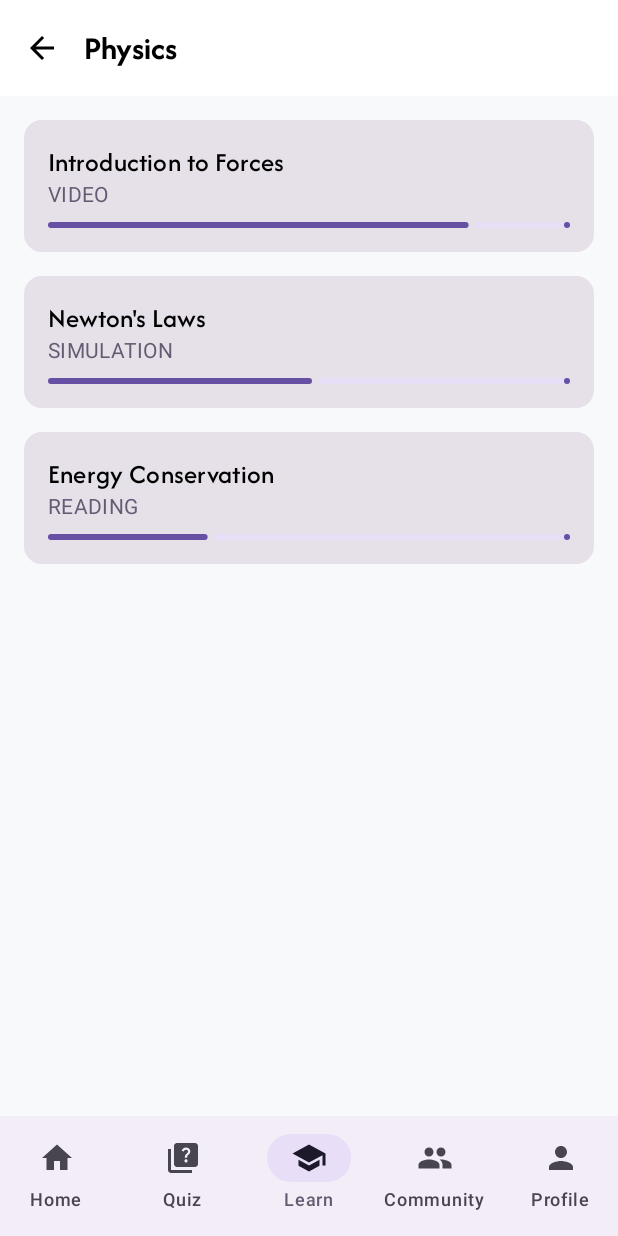
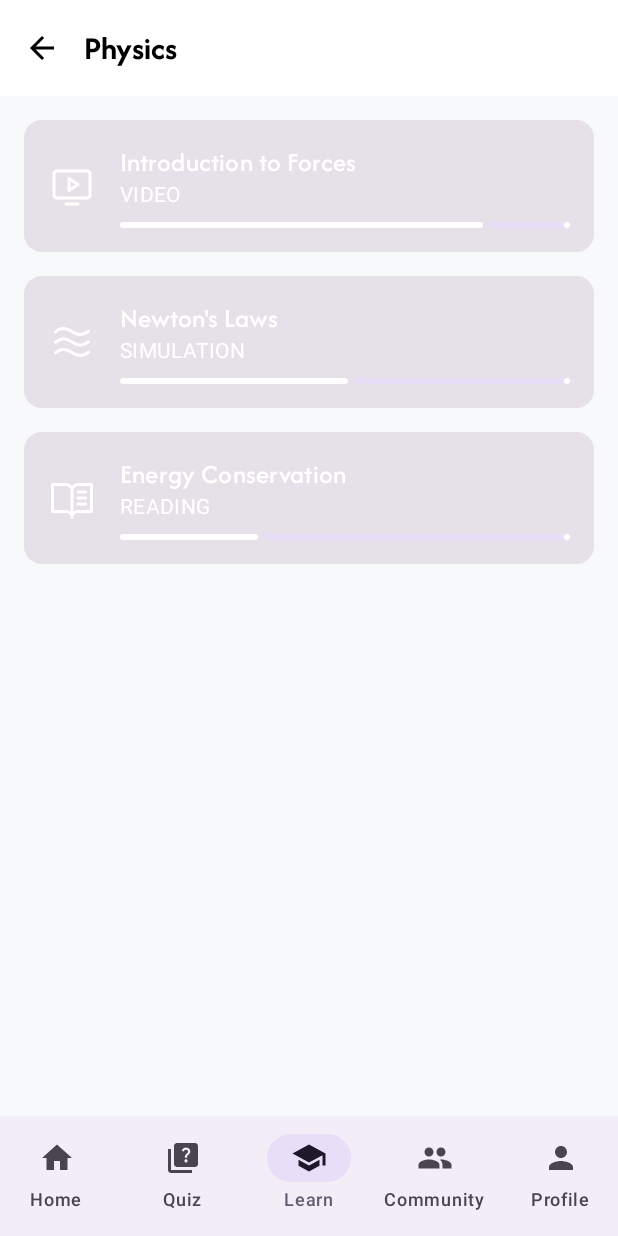
Before and after one commit to Pager-dot/BridgeLearn_App, an Android app built with Jetpack Compose: the LearnScreen screen opened through its navigation route, after a tap on "Physics", on a phone screen of 412 x 824 dp. Run offline under Robolectric (Android 15) with nearby library versions, the phone set to English and light mode, and no system bars.

Commit message:
updated the learn screen ui

```diff
--- a/app/src/main/java/pratheekv39/bridgelearn/io/LearnScreen.kt
+++ b/app/src/main/java/pratheekv39/bridgelearn/io/LearnScreen.kt
@@ -10,7 +10,9 @@ import androidx.compose.material3.*
 import androidx.compose.runtime.*
 import androidx.compose.ui.Alignment
 import androidx.compose.ui.Modifier
+import androidx.compose.ui.graphics.Color
 import androidx.compose.ui.graphics.vector.ImageVector
+import androidx.compose.ui.res.painterResource
 import androidx.compose.ui.unit.dp
 import androidx.lifecycle.ViewModel
 import androidx.lifecycle.viewmodel.compose.viewModel
@@ -78,23 +80,43 @@ fun SubjectCard(
         modifier = Modifier.fillMaxWidth(),
         onClick = onClick
     ) {
+        Row(
+            modifier = Modifier
+                .fillMaxWidth()
+                .padding(16.dp),
+            verticalAlignment = Alignment.CenterVertically
+        ) {
+            // Icon for the subject
+            Icon(
+                painter = painterResource(id = subject.drawableResId), // Pass the icon resource ID
+                contentDescription = "${subject.name} Icon",
+                tint = Color.White, // Optional: Set icon color
+                modifier = Modifier
+                    .size(48.dp) // Adjust size as needed
+                    .padding(end = 16.dp) // Add spacing between the icon and text
+            )
+
             Column(
-            modifier = Modifier.padding(16.dp)
+                modifier = Modifier.weight(1f) // Ensures text takes the remaining space
             ) {
                 Text(
                     text = subject.name,
+                    color = Color.White,
                     style = MaterialTheme.typography.titleMedium
                 )
                 Text(
                     text = subject.description,
+                    color = Color.White,
                     style = MaterialTheme.typography.bodyMedium
                 )
                 LinearProgressIndicator(
                     progress = subject.learningContent.map { it.progress }.average().toFloat(),
                     modifier = Modifier
                         .fillMaxWidth()
-                    .padding(top = 8.dp)
+                        .padding(top = 12.dp),
+                    color = Color.White
                 )
+            }
         }
     }
 }
@@ -130,28 +152,53 @@ fun SubjectLearningContent(
 }
 
 @Composable
-fun LearningContentCard(content: LearningContent,navController: NavController) {
+fun LearningContentCard(content: LearningContent, navController: NavController) {
     Card(
-        modifier = Modifier.fillMaxWidth().clickable {
-            if(content.id=="1"){
+        modifier = Modifier
+            .fillMaxWidth()
+            .clickable {
+                if (content.id == "1") {
                     navController.navigate("Interactive")
-
-
                 }
             }
     ) {
-        Column(modifier = Modifier.padding(16.dp)) {
+        Row(
+            modifier = Modifier
+                .fillMaxWidth()
+                .padding(16.dp),
+            verticalAlignment = Alignment.CenterVertically
+        ) {
+            // Icon based on content type
+            Icon(
+                painter = painterResource(
+                    id = when (content.type.name) {
+                        "READING" -> R.drawable.book_open_text // Replace with your reading icon resource
+                        "SIMULATION" -> R.drawable.waves // Replace with your simulation icon resource
+                        "VIDEO" -> R.drawable.monitor_play // Replace with your video icon resource
+                        else -> R.drawable.ic_launcher_foreground // Fallback icon if type doesn't match
+                    }
+                ),
+                contentDescription = "${content.type.name} Icon",
+                tint = Color.White, // Optional: Change the color of the icon
+                modifier = Modifier
+                    .size(48.dp) // Adjust size as needed
+                    .padding(end = 16.dp) // Add spacing between the icon and text
+            )
+
+            Column(modifier = Modifier.weight(1f)) {
                 Text(
                     text = content.title,
+                    color = Color.White,
                     style = MaterialTheme.typography.titleMedium
                 )
                 Text(
                     text = content.type.name,
                     style = MaterialTheme.typography.bodyMedium,
-                color = MaterialTheme.colorScheme.secondary
+                    color = Color.White
                 )
                 LinearProgressIndicator(
                     progress = content.progress,
+                    color = Color.White,
                     modifier = Modifier
                         .fillMaxWidth()
                         .padding(top = 8.dp)
@@ -159,3 +206,4 @@ fun LearningContentCard(content: LearningContent,navController: NavController) {
             }
         }
     }
+}
--- a/app/src/main/java/pratheekv39/bridgelearn/io/LearnViewModel.kt
+++ b/app/src/main/java/pratheekv39/bridgelearn/io/LearnViewModel.kt
@@ -17,7 +17,8 @@ class LearnViewModel : ViewModel() {
                 LearningContent("1", "Introduction to Forces", ContentType.VIDEO, 0.8f),
                 LearningContent("2", "Newton's Laws", ContentType.SIMULATION, 0.5f),
                 LearningContent("3", "Energy Conservation", ContentType.READING, 0.3f)
-            )
+            ),
+            drawableResId = R.drawable.magnet_straight
         ),
         LearnSubject(
             id = "chemistry",
@@ -28,7 +29,8 @@ class LearnViewModel : ViewModel() {
                 LearningContent("2", "Atomic Structure", ContentType.VIDEO, 0.6f),
                 LearningContent("3", "Chemical Bonding", ContentType.SIMULATION, 0.4f),
                 LearningContent("4", "Periodic Table", ContentType.READING, 0.2f)
-            )
+            ),
+            drawableResId = R.drawable.flask
         )
     )
 
--- a/app/src/main/java/pratheekv39/bridgelearn/io/Models.kt
+++ b/app/src/main/java/pratheekv39/bridgelearn/io/Models.kt
@@ -26,6 +26,7 @@ enum class ContentType {
     data class LearnSubject(
         val id: String,
         val name: String,
+        val drawableResId: Int,
         val description: String,
         val learningContent: List<LearningContent>
     )
--- /dev/null
+++ b/app/src/main/res/drawable/book_open_text.xml
@@ -0,0 +1,9 @@
+<vector xmlns:android="http://schemas.android.com/apk/res/android" xmlns:aapt="http://schemas.android.com/aapt"
+    android:viewportWidth="256"
+    android:viewportHeight="256"
+    android:width="32dp"
+    android:height="32dp">
+    <path
+        android:pathData="M232 48H160a40 40 0 0 0 -32 16A40 40 0 0 0 96 48H24a8 8 0 0 0 -8 8V200a8 8 0 0 0 8 8H96a24 24 0 0 1 24 24 8 8 0 0 0 16 0 24 24 0 0 1 24 -24h72a8 8 0 0 0 8 -8V56A8 8 0 0 0 232 48ZM96 192H32V64H96a24 24 0 0 1 24 24V200A39.81 39.81 0 0 0 96 192Zm128 0H160a39.81 39.81 0 0 0 -24 8V88a24 24 0 0 1 24 -24h64ZM160 88h40a8 8 0 0 1 0 16H160a8 8 0 0 1 0 -16Zm48 40a8 8 0 0 1 -8 8H160a8 8 0 0 1 0 -16h40A8 8 0 0 1 208 128Zm0 32a8 8 0 0 1 -8 8H160a8 8 0 0 1 0 -16h40A8 8 0 0 1 208 160Z"
+        android:fillColor="#FFFFFF" />
+</vector>
--- /dev/null
+++ b/app/src/main/res/drawable/monitor_play.xml
@@ -0,0 +1,9 @@
+<vector xmlns:android="http://schemas.android.com/apk/res/android" xmlns:aapt="http://schemas.android.com/aapt"
+    android:viewportWidth="256"
+    android:viewportHeight="256"
+    android:width="32dp"
+    android:height="32dp">
+    <path
+        android:pathData="M208 40H48A24 24 0 0 0 24 64V176a24 24 0 0 0 24 24H208a24 24 0 0 0 24 -24V64A24 24 0 0 0 208 40Zm8 136a8 8 0 0 1 -8 8H48a8 8 0 0 1 -8 -8V64a8 8 0 0 1 8 -8H208a8 8 0 0 1 8 8Zm-48 48a8 8 0 0 1 -8 8H96a8 8 0 0 1 0 -16h64A8 8 0 0 1 168 224Zm-3.56 -110.66l-48 -32A8 8 0 0 0 104 88v64a8 8 0 0 0 12.44 6.66l48 -32a8 8 0 0 0 0 -13.32ZM120 137.05V103l25.58 17Z"
+        android:fillColor="#FFFFFF" />
+</vector>
--- /dev/null
+++ b/app/src/main/res/drawable/waves.xml
@@ -0,0 +1,9 @@
+<vector xmlns:android="http://schemas.android.com/apk/res/android" xmlns:aapt="http://schemas.android.com/aapt"
+    android:viewportWidth="256"
+    android:viewportHeight="256"
+    android:width="32dp"
+    android:height="32dp">
+    <path
+        android:pathData="M222.16 177.25a8 8 0 0 1 -1 11.25c-17.36 14.39 -32.86 19.5 -47 19.5 -18.58 0 -34.82 -8.82 -49.93 -17 -25.35 -13.76 -47.24 -25.64 -79.07 0.74a8 8 0 1 1 -10.22 -12.31c40.17 -33.28 70.32 -16.92 96.93 -2.48 25.35 13.75 47.24 25.63 79.07 -0.74A8 8 0 0 1 222.16 177.25Zm-11.27 -57c-31.83 26.38 -53.72 14.5 -79.07 0.74 -26.61 -14.43 -56.76 -30.79 -96.93 2.49a8 8 0 0 0 10.22 12.31c31.83 -26.38 53.72 -14.5 79.07 -0.74 15.11 8.19 31.35 17 49.93 17 14.14 0 29.64 -5.11 47 -19.5a8 8 0 1 0 -10.22 -12.31ZM45.11 79.8c31.83 -26.37 53.72 -14.49 79.07 -0.74 15.11 8.2 31.35 17 49.93 17 14.14 0 29.64 -5.12 47 -19.5a8 8 0 1 0 -10.22 -12.31c-31.83 26.38 -53.72 14.5 -79.07 0.74C105.21 50.58 75.06 34.22 34.89 67.5A8 8 0 1 0 45.11 79.8Z"
+        android:fillColor="#FFFFFF" />
+</vector>
```
Lines whose indentation alone changed are shown as unchanged.
